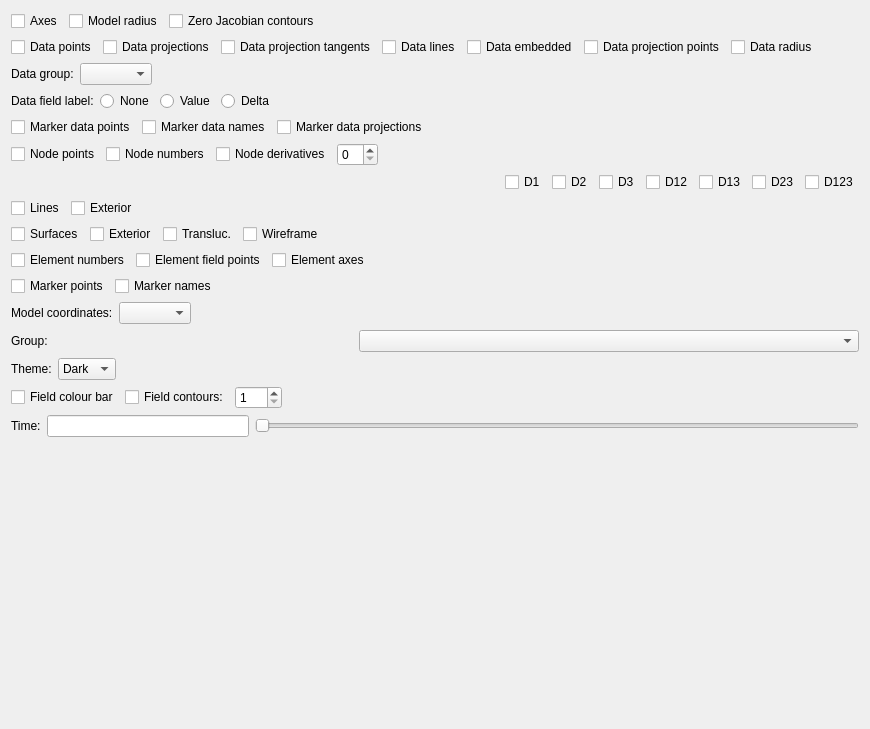
Above: res/designer/displaysettingswidget.ui from mlin865/opencmiss.zincwidgets before the change. Below: the same form after it.
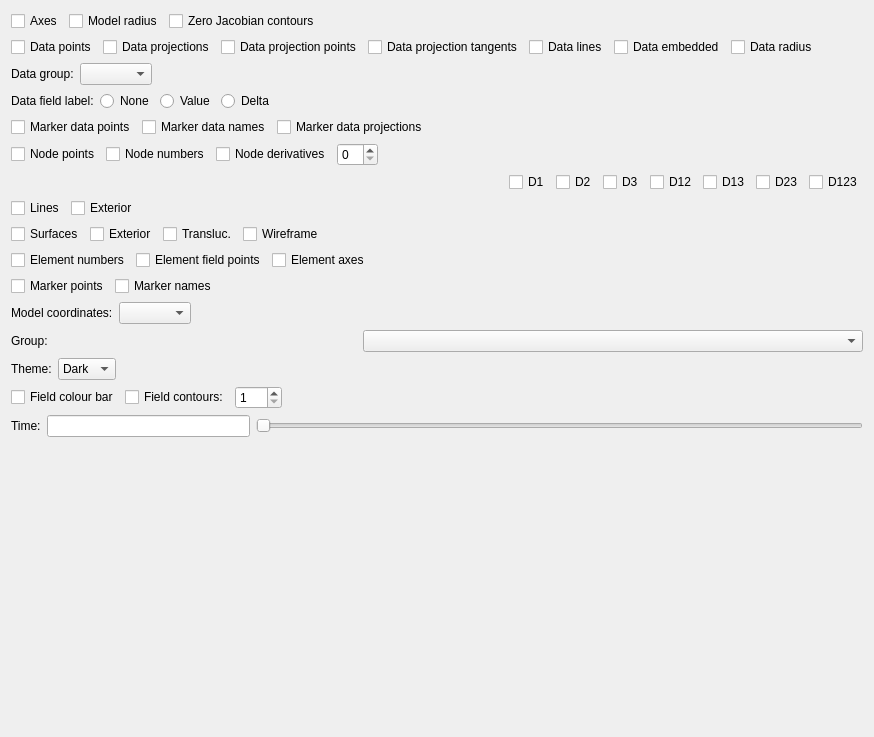
That is the form after the change. Custom widgets are drawn as their Qt base class.

Commit message: Add projection points to geometry fitter

Diff of the .ui file:
```diff
--- a/res/designer/displaysettingswidget.ui
+++ b/res/designer/displaysettingswidget.ui
@@ -6,8 +6,8 @@
    <rect>
     <x>0</x>
     <y>0</y>
-    <width>870</width>
-    <height>729</height>
+    <width>874</width>
+    <height>737</height>
    </rect>
   </property>
   <property name="maximumSize">
@@ -128,6 +128,13 @@
            </property>
           </widget>
          </item>
+         <item>
+          <widget class="QCheckBox" name="displayDataProjectionPoints_checkBox">
+           <property name="text">
+            <string>Data projection points</string>
+           </property>
+          </widget>
+         </item>
          <item>
           <widget class="QCheckBox" name="displayDataProjectionTangents_checkBox">
            <property name="text">
@@ -152,13 +159,6 @@
            </property>
           </widget>
          </item>
-         <item>
-          <widget class="QCheckBox" name="displayDataProjectionPoints_checkBox">
-           <property name="text">
-            <string>Data projection points</string>
-           </property>
-          </widget>
-         </item>
          <item>
           <widget class="QCheckBox" name="displayDataRadius_checkBox">
            <property name="text">
```
The commit also changes 2 other files.
